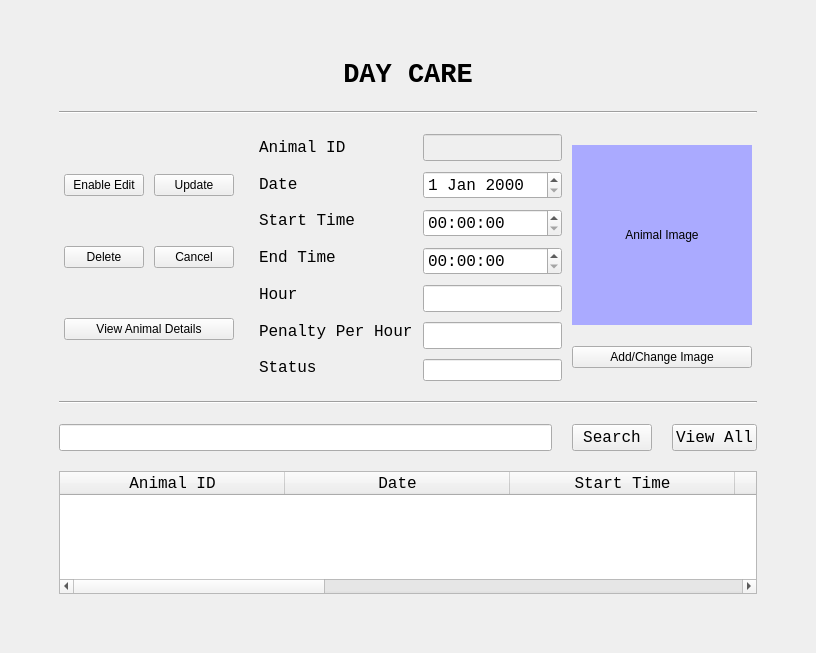
Before: the Qt Designer form DayCareUI.ui in ASNaeem/Simple-VCMS, drawn with Qt 5.
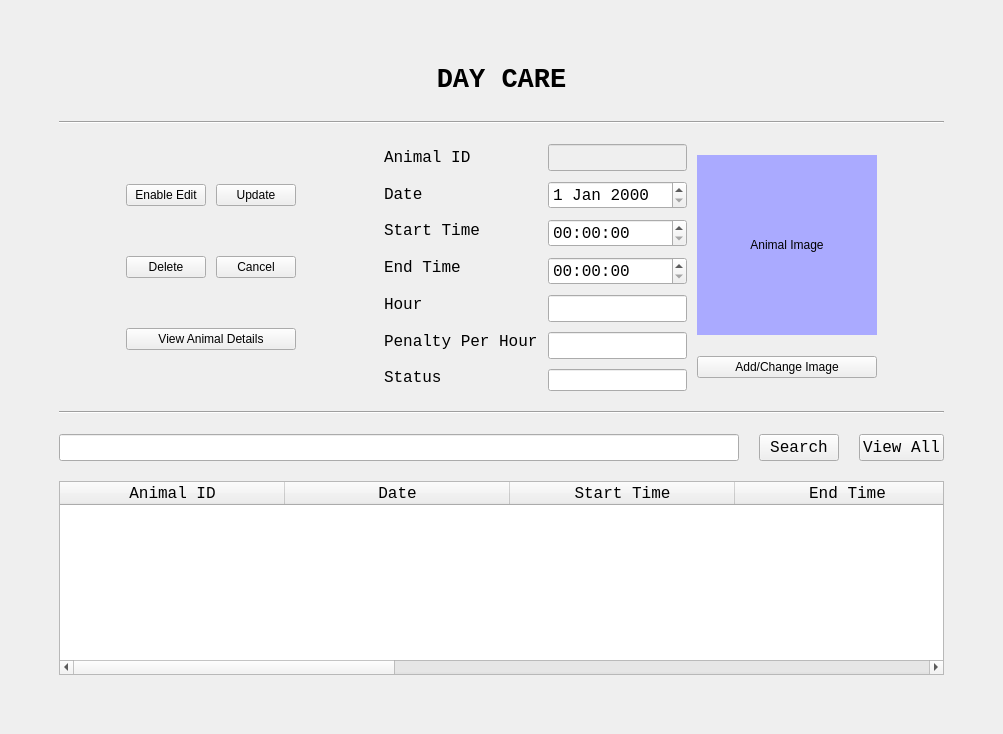
After: the same form once the commit is applied.

Commit message: fixed alignment of the front windows

```diff
--- a/DayCareUI.ui
+++ b/DayCareUI.ui
@@ -6,8 +6,8 @@
    <rect>
     <x>0</x>
     <y>0</y>
-    <width>816</width>
-    <height>653</height>
+    <width>1003</width>
+    <height>734</height>
    </rect>
   </property>
   <property name="windowTitle">
@@ -34,6 +34,18 @@
       </property>
       <item>
        <layout class="QGridLayout" name="gridLayout">
+        <property name="leftMargin">
+         <number>5</number>
+        </property>
+        <property name="topMargin">
+         <number>5</number>
+        </property>
+        <property name="rightMargin">
+         <number>5</number>
+        </property>
+        <property name="bottomMargin">
+         <number>5</number>
+        </property>
         <item row="0" column="0">
          <widget class="QLabel" name="label">
           <property name="font">
```
The commit also changes 7 other files.
